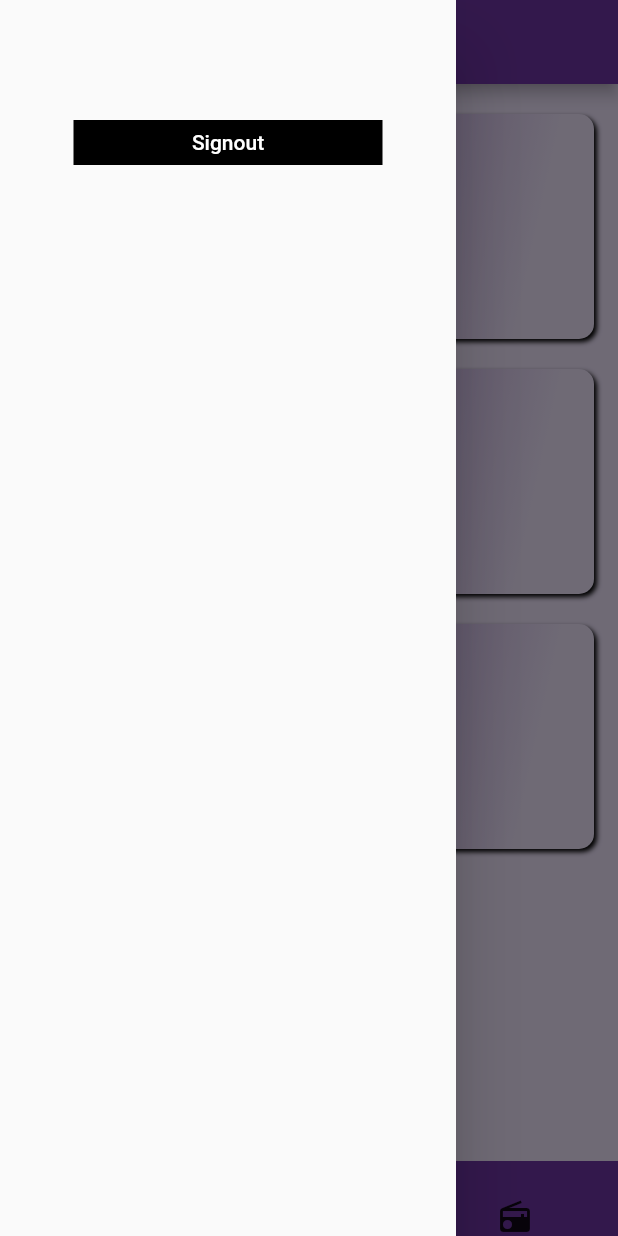
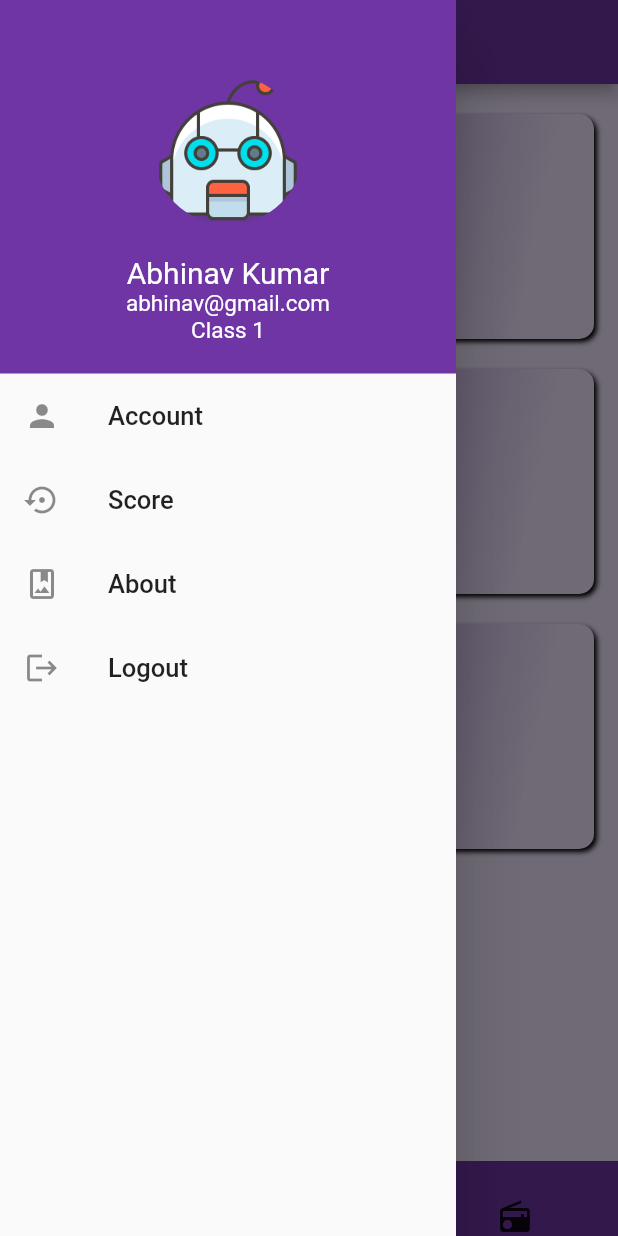
Before and after one commit to singhdotabhinav/E_Companion, a Flutter app: the screen it shows after launch, with the side drawer open, on a phone screen of 412 x 824 dp. Run offline on Flutter 3.47's test engine with Material 2 defaults, Android fonts, the phone set to English and light mode, and no system bars; drawn by our look-alikes of curved_navigation_bar; our stand-ins replace bubble, cached_network_image, firebase_auth, firebase_core, flutter_svg; missing offline and left inert: flutter_dialogflow; accounts and stored records are empty.

Commit message:
side bar updated

```diff
--- a/lib/HomeScreen/Components/Quiz.dart
+++ /dev/null
@@ -1,20 +0,0 @@
-import 'package:E_Companion/constants.dart';
-import 'package:flutter/material.dart';
-
-class Quiz extends StatefulWidget {
-  @override
-  _QuizState createState() => _QuizState();
-}
-
-class _QuizState extends State<Quiz> {
-  @override
-  Widget build(BuildContext context) {
-    return Scaffold(
-      backgroundColor: kPrimaryLightColor,
-      body:Container(
-       child: Text('this is quiz tab',style: TextStyle(color: Colors.black),),
-
-    ) ,
-    );
-  }
-}
--- a/lib/HomeScreen/SideDrawer.dart
+++ b/lib/HomeScreen/SideDrawer.dart
@@ -1,5 +1,6 @@
 import 'package:E_Companion/HomeScreen/HomeScreen.dart';
 import 'package:E_Companion/Screens/Home/home_screen.dart';
+import 'package:E_Companion/constants.dart';
 import 'package:firebase_auth/firebase_auth.dart';
 import 'package:flutter/material.dart';
 import 'package:firebase_core/firebase_core.dart';
@@ -30,37 +31,75 @@ class SideDrawer extends StatelessWidget {
   Widget build(BuildContext context) {
     return Drawer(
       elevation: 20.0,
-      child: SingleChildScrollView(
       child: Column(
-          mainAxisAlignment: MainAxisAlignment.spaceEvenly,
-          crossAxisAlignment: CrossAxisAlignment.center,
+        // mainAxisAlignment: MainAxisAlignment.spaceEvenly,
+        //crossAxisAlignment: CrossAxisAlignment.center,
         children: <Widget>[
-            SizedBox(
-              height: 80.0,
+          Container(
+            width: double.infinity,
+            padding: EdgeInsets.all(20),
+            color: kPrimaryColor,
+            child: Center(
+              child: Column(
+                children: <Widget>[
+                  Container(
+                      width: 100,
+                      height: 100,
+                      margin: EdgeInsets.only(top: 30.0, bottom: 20.0),
+                      decoration: BoxDecoration(
+                          shape: BoxShape.circle,
+                          image: DecorationImage(
+                              image: AssetImage('assets/robot.png'),
+                              fit: BoxFit.fill)
+                              )
                    ),
-            Container(
-              alignment: Alignment(0.0, 0.0),
-              height: 30,
-              width: MediaQuery.of(context).size.width / 2,
-              color: Colors.black,
-              child: FlatButton(
-                child: Text(
-                  'Signout',
-                  style: TextStyle(color: Colors.white),
+                  Text(
+                    'Abhinav Kumar',
+                    style: TextStyle(
+                      fontSize: 20,
+                      color: Colors.white
+                    )
                   ),
-                onPressed: () {
-                  print('Pressed');
-                  signOut();
-                  // Navigator.push(
-                  //   context,
-                  //   MaterialPageRoute(builder: (context) => HomeScreen()),
-                  // );
-                },
+                  Text(
+                    'abhinav@gmail.com',
+                    style: TextStyle(
+                      fontSize: 15,
+                      color: Colors.white
+                    )
                   ),
+                  Text(
+                    'Class 1',
+                    style: TextStyle(
+                      fontSize: 15,
+                      color: Colors.white
+                    )
                   )
                 ],
               ),
             ),
+          ),
+          ListTile(
+            leading:Icon(Icons.person),
+            title: Text('Account',style: TextStyle(fontSize: 17.0),),
+            onTap: (){},
+          ),
+          ListTile(
+            leading:Icon(Icons.settings_backup_restore),
+            title: Text('Score',style: TextStyle(fontSize: 17.0),),
+            onTap: (){},
+          ),
+          ListTile(
+            leading:Icon(Icons.photo_album_outlined),
+            title: Text('About',style: TextStyle(fontSize: 17.0),),
+            onTap: (){},
+          ),
+          ListTile(
+            leading:Icon(Icons.logout),
+            title: Text('Logout',style: TextStyle(fontSize: 17.0),),
+            onTap: (){},
+          )
+        ],
+      ),
     );
   }
 }
```
Also changed, not shown: lib/HomeScreen/Components/Courses/ClassOne/ClassOne.dart (deleted). Lines whose indentation alone changed are shown as unchanged.
